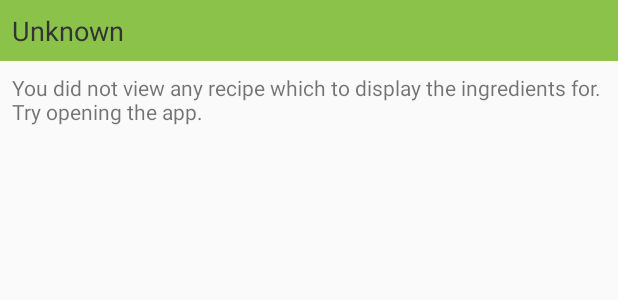
After one commit to muety/baking-time-android, an Android app: the layout ingredients_widget.xml on its own in the app's theme, with its tools: preview values and no code run, on a phone screen of 412 x 824 dp. The commit adds this screen. Shown: the top 300 px of the screen. Run offline under Robolectric (Android 15) with nearby library versions, the phone set to English and light mode, and no system bars.

Commit message:
Add widget.

```diff
--- /dev/null
+++ b/app/src/main/res/layout/ingredients_widget.xml
@@ -0,0 +1,24 @@
+<?xml version="1.0" encoding="utf-8"?>
+<LinearLayout xmlns:android="http://schemas.android.com/apk/res/android"
+    android:layout_width="match_parent"
+    android:layout_height="match_parent"
+    android:background="@color/colorBackground"
+    android:orientation="vertical">
+
+    <TextView
+        android:id="@+id/widget_title_tv"
+        style="@style/SubHeadingTextDark"
+        android:layout_width="match_parent"
+        android:layout_height="wrap_content"
+        android:background="@color/colorPrimary"
+        android:padding="8dp"
+        android:text="@string/unknown_recipe" />
+
+    <TextView
+        android:id="@+id/widget_ingredients_tv"
+        android:layout_width="match_parent"
+        android:layout_height="wrap_content"
+        android:padding="8dp"
+        android:text="@string/no_recipe_selected" />
+
+</LinearLayout>
--- a/app/src/main/res/values/strings.xml
+++ b/app/src/main/res/values/strings.xml
@@ -4,4 +4,7 @@
     <string name="steps">Steps</string>
     <string name="instructions">Instructions</string>
     <string name="offline_message">Could not fetch recipes from the internet. Maybe a connection issue?</string>
+    <string name="add_widget">Add widget</string>
+    <string name="unknown_recipe">Unknown</string>
+    <string name="no_recipe_selected">You did not view any recipe which to display the ingredients for. Try opening the app.</string>
 </resources>
--- a/app/src/main/res/values/styles.xml
+++ b/app/src/main/res/values/styles.xml
@@ -16,6 +16,11 @@
         <item name="android:textColor">@color/colorPrimaryDark</item>
     </style>
 
+    <style name="SubHeadingTextDark" parent="TextAppearance.AppCompat">
+        <item name="android:textSize">18sp</item>
+        <item name="android:textColor">@color/textColorPrimary</item>
+    </style>
+
     <style name="SubHeadingOnImageText" parent="TextAppearance.AppCompat">
         <item name="android:textSize">24sp</item>
         <item name="android:textColor">@android:color/white</item>
--- a/gradle.properties
+++ b/gradle.properties
@@ -15,3 +15,5 @@ org.gradle.jvmargs=-Xmx1536m
 # This option should only be used with decoupled projects. More details, visit
 # http://www.gradle.org/docs/current/userguide/multi_project_builds.html#sec:decoupled_projects
 # org.gradle.parallel=true
+
+android.enableAapt2=false
```
Also changed, not shown: app/src/main/AndroidManifest.xml (+12 -0 lines), app/src/main/java/com/github/n1try/bakingtime/services/RecipeApiService.java (+8 -0 lines), app/src/main/java/com/github/n1try/bakingtime/ui/MainActivity.java (+4 -7 lines), app/src/main/java/com/github/n1try/bakingtime/ui/RecipeDetailActivity.java (+20 -11 lines), app/src/main/java/com/github/n1try/bakingtime/ui/RecipeDetailFragment.java (+16 -2 lines), app/src/main/java/com/github/n1try/bakingtime/ui/StepDetailActivity.java (+5 -4 lines), app/src/main/java/com/github/n1try/bakingtime/ui/StepDetailFragment.java (+5 -4 lines), app/src/main/java/com/github/n1try/bakingtime/ui/widget/IngredientsWidget.java (added, +46 -0 lines), app/src/main/java/com/github/n1try/bakingtime/ui/widget/RecipeIngredientService.java (added, +50 -0 lines), app/src/main/java/com/github/n1try/bakingtime/utils/Constants.java (added, +12 -0 lines), app/src/main/res/values-v14/dimens.xml (added, +10 -0 lines), app/src/main/res/values/dimens.xml (added, +10 -0 lines), app/src/main/res/xml/ingredients_widget_info.xml (added, +10 -0 lines), 1 other file.
